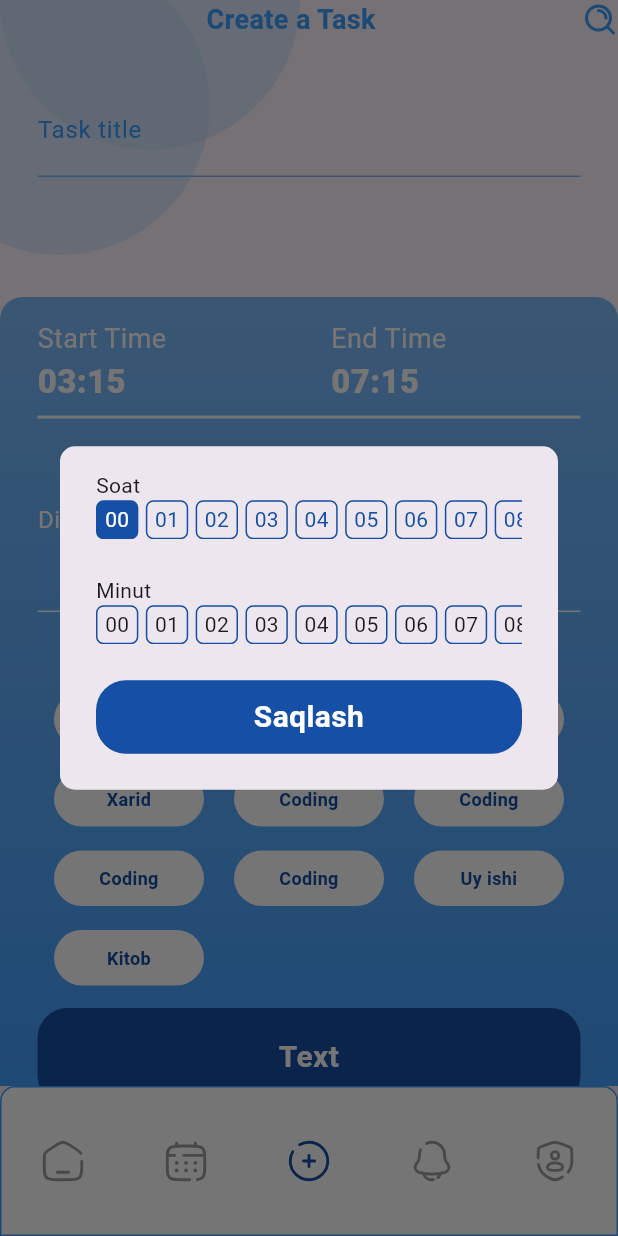
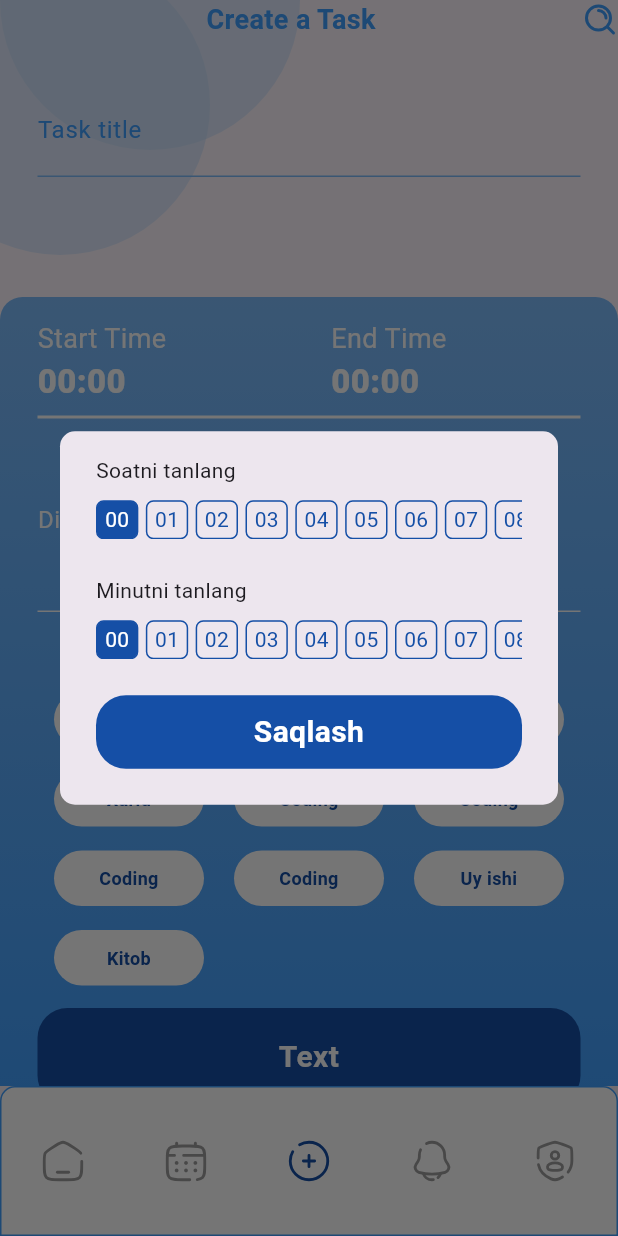
Before and after one commit to Inoyatovlee/Todo, a Flutter app: the MainPage screen opened directly, item 3 of the bottom bar chosen, after a tap on "Start Time", on a phone screen of 412 x 824 dp. Run offline on Flutter 3.47's test engine with Material 3 defaults, Android fonts, the phone set to English and light mode, and no system bars; our stand-ins replace flutter_svg, get, get_storage, smooth_page_indicator; missing offline and left inert: dart:js_util; accounts and stored records are empty.

Commit message:
done: ChooseTimeDialog,TaskController-Vaqtlar bilan ishlash *

```diff
--- a/lib/pages/CreateTask.dart
+++ b/lib/pages/CreateTask.dart
@@ -77,17 +77,18 @@ class _CreateTaskState extends State<CreateTask> {
                           children: [
                             TaskTimeComponents(
                                 label: "Start Time",
-                                time: "03:15",
+                                time: controller.starTime,
                                 onTap: () {
-                                  Get.dialog(
-                                      ChooseTimeDialog(controller: controller));
+                                  Get.dialog(ChooseTimeDialog(
+                                      controller: controller, start: true));
                                 }),
                             SizedBox(width: 110),
                             TaskTimeComponents(
                                 label: "End Time",
-                                time: "07:15",
+                                time: controller.endTime,
                                 onTap: () {
-                                  print("End Time");
+                                  Get.dialog(ChooseTimeDialog(
+                                      controller: controller, start: false));
                                 }),
                           ],
                         ),
--- a/lib/pages/createTask/ChooseTimeDialog.dart
+++ b/lib/pages/createTask/ChooseTimeDialog.dart
@@ -4,9 +4,11 @@ class ChooseTimeDialog extends StatefulWidget {
   ChooseTimeDialog({
     super.key,
     required this.controller,
+    required this.start,
   });
 
   TaskController controller;
+  bool start;
 
   @override
   State<ChooseTimeDialog> createState() => _ChooseTimeDialogState();
@@ -16,29 +18,98 @@ class _ChooseTimeDialogState extends State<ChooseTimeDialog> {
   String hours = "00";
   String minuts = "00";
 
+  setHours(item) {
+    setState(() {
+      hours = item;
+    });
+  }
+
+  setMinuts(item) {
+    setState(() {
+      minuts = item;
+    });
+  }
+
+  save() {
+    widget.controller.saveTime(widget.start, hours + ":" + minuts);
+  }
+
   @override
   Widget build(BuildContext context) {
     return AlertDialog(
       shape: const RoundedRectangleBorder(
           borderRadius: BorderRadius.all(Radius.circular(10))),
-      actions: [Button1(onTap: () {}, dense: true, text: "Saqlash")],
+      actions: [
+        Button1(
+            onTap: () {
+              save();
+            },
+            dense: true,
+            text: "Saqlash")
+      ],
       content: Column(
         mainAxisSize: MainAxisSize.min,
         crossAxisAlignment: CrossAxisAlignment.start,
         children: [
-          const Text("Soat"),
+          TimeSiction(
+            section: hours,
+            label: "Soatni tanlang",
+            list: widget.controller.hours,
+            onTap: (item) {
+              setHours(item);
+            },
+          ),
+          const SizedBox(height: 24),
+          TimeSiction(
+            section: minuts,
+            label: "Minutni tanlang",
+            list: widget.controller.minuts,
+            onTap: (item) {
+              setMinuts(item);
+            },
+          ),
+        ],
+      ),
+    );
+  }
+}
+
+class TimeSiction extends StatelessWidget {
+  const TimeSiction({
+    super.key,
+    required this.section,
+    required this.label,
+    required this.list,
+    required this.onTap,
+  });
+
+  final String section;
+  final String label;
+  final List list;
+  final Function onTap;
+
+  @override
+  Widget build(BuildContext context) {
+    return Column(
+      crossAxisAlignment: CrossAxisAlignment.start,
+      children: [
+        Text(label),
+        SizedBox(height: 10),
         SingleChildScrollView(
           scrollDirection: Axis.horizontal,
           child: Row(
-                children:
-                    List.generate(widget.controller.hours.length, (index) {
-              var item = widget.controller.hours[index];
-              return Container(
+              children: List.generate(list.length, (index) {
+            var item = list[index];
+            return InkWell(
+              onTap: () {
+                onTap(item);
+              },
+              child: Container(
                   padding:
                       const EdgeInsets.symmetric(horizontal: 5, vertical: 2),
                   margin: const EdgeInsets.only(right: 5),
                   decoration: BoxDecoration(
-                      color: item == hours ? AppColor.blue7 : null,
+                      color: item == section ? AppColor.blue7 : null,
                       border: Border.all(
                         color: AppColor.blue7,
                       ),
@@ -46,31 +117,13 @@ class _ChooseTimeDialogState extends State<ChooseTimeDialog> {
                   child: Text(
                     item,
                     style: TextStyle(
-                        color: item == hours ? AppColor.white : AppColor.blue7),
-                  ));
+                        color:
+                            item == section ? AppColor.white : AppColor.blue7),
+                  )),
+            );
           })),
         ),
-          const SizedBox(height: 24),
-          const Text("Minut"),
-          SingleChildScrollView(
-            scrollDirection: Axis.horizontal,
-            child: Row(
-                children:
-                    List.generate(widget.controller.minuts.length, (index) {
-              return Container(
-                padding: const EdgeInsets.symmetric(horizontal: 5, vertical: 2),
-                margin: const EdgeInsets.only(right: 5),
-                decoration: BoxDecoration(
-                    border: Border.all(
-                      color: AppColor.blue7,
-                    ),
-                    borderRadius: BorderRadius.circular(5)),
-                child: Text(widget.controller.minuts[index]),
-              );
-            })),
-          )
       ],
-      ),
     );
   }
 }
--- a/lib/stores/task_controller.dart
+++ b/lib/stores/task_controller.dart
@@ -55,4 +55,17 @@ class TaskController extends GetxController {
 
     super.onInit();
   }
+
+  String starTime = "00:00";
+  String endTime = "00:00";
+
+  saveTime(bool start, time) {
+    if (start) {
+      starTime = time;
+    } else {
+      endTime = time;
+    }
+    update();
+    Get.back();
+  }
 }
```
Lines whose indentation alone changed are shown as unchanged.
